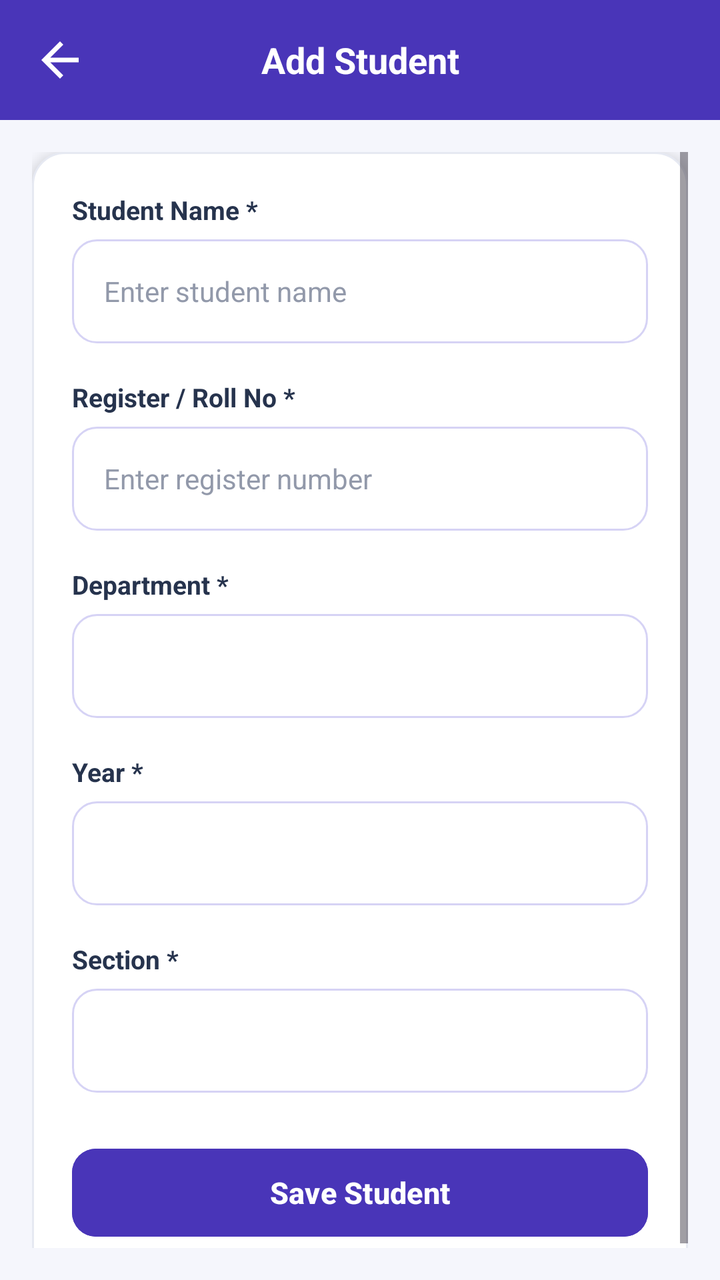
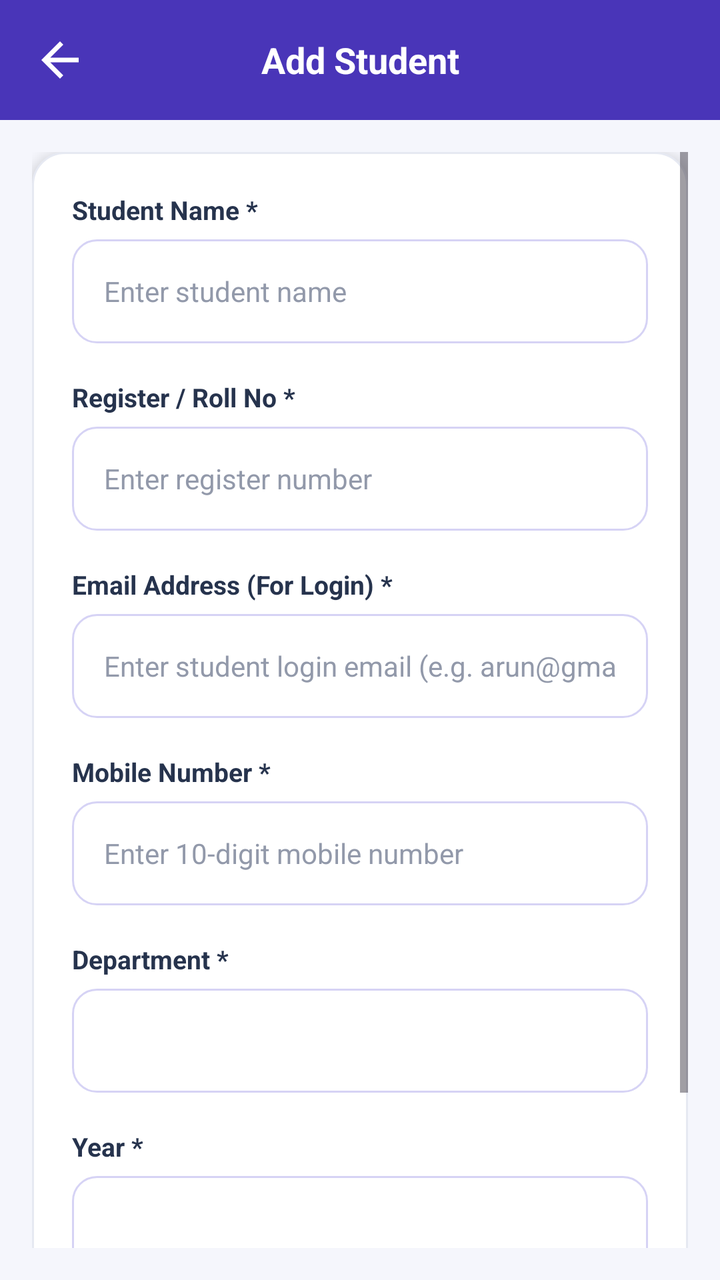

Screens rendered from an Android XML layout before and after an edit, with the pre-edit source and the edit as a unified diff.
<!-- AndroidManifest.xml: application theme Theme.TrackPoint -->
<!-- res/layout/activity_add_student.xml -->
<?xml version="1.0" encoding="utf-8"?>
<androidx.constraintlayout.widget.ConstraintLayout
    xmlns:android="http://schemas.android.com/apk/res/android"
    xmlns:app="http://schemas.android.com/apk/res-auto"
    android:layout_width="match_parent"
    android:layout_height="match_parent"
    android:background="#4935B8"
    android:fitsSystemWindows="true">

    
    <LinearLayout
        android:id="@+id/header"
        android:layout_width="match_parent"
        android:layout_height="60dp"
        android:orientation="horizontal"
        android:gravity="center_vertical"
        android:paddingStart="16dp"
        android:paddingEnd="16dp"
        android:background="#4935B8"
        app:layout_constraintTop_toTopOf="parent">

        <ImageView
            android:id="@+id/btnBack"
            android:layout_width="28dp"
            android:layout_height="28dp"
            android:src="@drawable/back_symbol"
            app:tint="#FFFFFF"
            android:contentDescription="Back"/>

        <TextView
            android:layout_width="0dp"
            android:layout_height="wrap_content"
            android:layout_weight="1"
            android:text="Add Student"
            android:textColor="#FFFFFF"
            android:textSize="18sp"
            android:textStyle="bold"
            android:gravity="center"/>

        <View
            android:layout_width="28dp"
            android:layout_height="28dp"/>

    </LinearLayout>

    
    <ScrollView
        android:layout_width="match_parent"
        android:layout_height="0dp"
        android:fillViewport="true"
        android:padding="16dp"
        android:background="#F5F6FC"
        app:layout_constraintTop_toBottomOf="@id/header"
        app:layout_constraintBottom_toBottomOf="parent">

        <LinearLayout
            android:layout_width="match_parent"
            android:layout_height="wrap_content"
            android:orientation="vertical"
            android:padding="20dp"
            android:background="@drawable/action_card"
            android:elevation="4dp">

            
            <TextView
                android:layout_width="wrap_content"
                android:layout_height="wrap_content"
                android:text="Student Name *"
                android:textColor="#26334D"
                android:textStyle="bold"
                android:textSize="13sp"/>

            <EditText
                android:id="@+id/etStudentName"
                android:layout_width="match_parent"
                android:layout_height="52dp"
                android:layout_marginTop="6dp"
                android:layout_marginBottom="18dp"
                android:background="@drawable/input_box"
                android:paddingStart="16dp"
                android:paddingEnd="16dp"
                android:hint="Enter student name"
                android:textColor="#18233F"
                android:textColorHint="#9299AA"
                android:inputType="textPersonName"
                android:textSize="14sp"/>

            
            <TextView
                android:layout_width="wrap_content"
                android:layout_height="wrap_content"
                android:text="Register / Roll No *"
                android:textColor="#26334D"
                android:textStyle="bold"
                android:textSize="13sp"/>

            <EditText
                android:id="@+id/etRegisterNumber"
                android:layout_width="match_parent"
                android:layout_height="52dp"
                android:layout_marginTop="6dp"
                android:layout_marginBottom="18dp"
                android:background="@drawable/input_box"
                android:paddingStart="16dp"
                android:paddingEnd="16dp"
                android:hint="Enter register number"
                android:textColor="#18233F"
                android:textColorHint="#9299AA"
                android:inputType="textCapCharacters"
                android:textSize="14sp"/>

            
            <TextView
                android:layout_width="wrap_content"
                android:layout_height="wrap_content"
                android:text="Department *"
                android:textColor="#26334D"
                android:textStyle="bold"
                android:textSize="13sp"/>

            <Spinner
                android:id="@+id/spDepartment"
                android:layout_width="match_parent"
                android:layout_height="52dp"
                android:layout_marginTop="6dp"
                android:layout_marginBottom="18dp"
                android:background="@drawable/input_box"
                android:paddingStart="12dp"
                android:paddingEnd="12dp"/>

            
            <TextView
                android:layout_width="wrap_content"
                android:layout_height="wrap_content"
                android:text="Year *"
                android:textColor="#26334D"
                android:textStyle="bold"
                android:textSize="13sp"/>

            <Spinner
                android:id="@+id/spYear"
                android:layout_width="match_parent"
                android:layout_height="52dp"
                android:layout_marginTop="6dp"
                android:layout_marginBottom="18dp"
                android:background="@drawable/input_box"
                android:paddingStart="12dp"
                android:paddingEnd="12dp"/>

            
            <TextView
                android:layout_width="wrap_content"
                android:layout_height="wrap_content"
                android:text="Section *"
                android:textColor="#26334D"
                android:textStyle="bold"
                android:textSize="13sp"/>

            <Spinner
                android:id="@+id/spSection"
                android:layout_width="match_parent"
                android:layout_height="52dp"
                android:layout_marginTop="6dp"
                android:layout_marginBottom="24dp"
                android:background="@drawable/input_box"
                android:paddingStart="12dp"
                android:paddingEnd="12dp"/>

            
            <Button
                android:id="@+id/btnSaveStudent"
                android:layout_width="match_parent"
                android:layout_height="52dp"
                android:text="Save Student"
                android:textColor="#FFFFFF"
                android:textSize="15sp"
                android:textStyle="bold"
                android:textAllCaps="false"
                android:backgroundTint="#4935B8"
                app:cornerRadius="12dp"/>

        </LinearLayout>
    </ScrollView>

</androidx.constraintlayout.widget.ConstraintLayout>
<!-- resources referenced by this layout -->
<resources>
  <!-- drawable action_card (drawable) -->
  <shape xmlns:android="http://schemas.android.com/apk/res/android">
      <solid android:color="#FFFFFF"/>
      <stroke android:width="1dp" android:color="#E6E9F2"/>
      <corners android:radius="16dp"/>
  </shape>
  <!-- drawable back_symbol (drawable) -->
  <vector xmlns:android="http://schemas.android.com/apk/res/android" android:autoMirrored="true" android:height="24dp" android:tint="#000000" android:viewportHeight="24" android:viewportWidth="24" android:width="24dp">
        
      <path android:fillColor="@android:color/white" android:pathData="M20,11H7.83l5.59,-5.59L12,4l-8,8 8,8 1.41,-1.41L7.83,13H20v-2z"/>
      
  </vector>
  <!-- drawable input_box (drawable) -->
  <?xml version="1.0" encoding="utf-8"?>
  <shape xmlns:android="http://schemas.android.com/apk/res/android"
      android:shape="rectangle">
  
      <solid android:color="#FFFFFF" />
  
      <stroke
          android:width="1dp"
          android:color="#D6D3F5" />
  
      <corners android:radius="12dp" />
  
      <padding
          android:left="12dp"
          android:right="12dp"
          android:top="4dp"
          android:bottom="4dp" />
  
  </shape>
  <style name="Theme.TrackPoint" parent="Base.Theme.TrackPoint" />
  <style name="Base.Theme.TrackPoint" parent="Theme.Material3.DayNight.NoActionBar">
          
          
      </style>
</resources>

<!-- the commit's change to res/layout/activity_add_student.xml (unified diff, before → after) -->
@@ -113,6 +113,54 @@
             <TextView
                 android:layout_width="wrap_content"
                 android:layout_height="wrap_content"
+                android:text="Email Address (For Login) *"
+                android:textColor="#26334D"
+                android:textStyle="bold"
+                android:textSize="13sp"/>
+
+            <EditText
+                android:id="@+id/etStudentEmail"
+                android:layout_width="match_parent"
+                android:layout_height="52dp"
+                android:layout_marginTop="6dp"
+                android:layout_marginBottom="18dp"
+                android:background="@drawable/input_box"
+                android:paddingStart="16dp"
+                android:paddingEnd="16dp"
+                android:hint="Enter student login email (e.g. arun@gmail.com)"
+                android:textColor="#18233F"
+                android:textColorHint="#9299AA"
+                android:inputType="textEmailAddress"
+                android:textSize="14sp"/>
+
+            
+            <TextView
+                android:layout_width="wrap_content"
+                android:layout_height="wrap_content"
+                android:text="Mobile Number *"
+                android:textColor="#26334D"
+                android:textStyle="bold"
+                android:textSize="13sp"/>
+
+            <EditText
+                android:id="@+id/etStudentPhone"
+                android:layout_width="match_parent"
+                android:layout_height="52dp"
+                android:layout_marginTop="6dp"
+                android:layout_marginBottom="18dp"
+                android:background="@drawable/input_box"
+                android:paddingStart="16dp"
+                android:paddingEnd="16dp"
+                android:hint="Enter 10-digit mobile number"
+                android:textColor="#18233F"
+                android:textColorHint="#9299AA"
+                android:inputType="phone"
+                android:textSize="14sp"/>
+
+            
+            <TextView
+                android:layout_width="wrap_content"
+                android:layout_height="wrap_content"
                 android:text="Department *"
                 android:textColor="#26334D"
                 android:textStyle="bold"
@@ -139,25 +187,6 @@
 
             <Spinner
                 android:id="@+id/spYear"
-                android:layout_width="match_parent"
-                android:layout_height="52dp"
-                android:layout_marginTop="6dp"
-                android:layout_marginBottom="18dp"
-                android:background="@drawable/input_box"
-                android:paddingStart="12dp"
-                android:paddingEnd="12dp"/>
-
-            
-            <TextView
-                android:layout_width="wrap_content"
-                android:layout_height="wrap_content"
-                android:text="Section *"
-                android:textColor="#26334D"
-                android:textStyle="bold"
-                android:textSize="13sp"/>
-
-            <Spinner
-                android:id="@+id/spSection"
                 android:layout_width="match_parent"
                 android:layout_height="52dp"
                 android:layout_marginTop="6dp"
